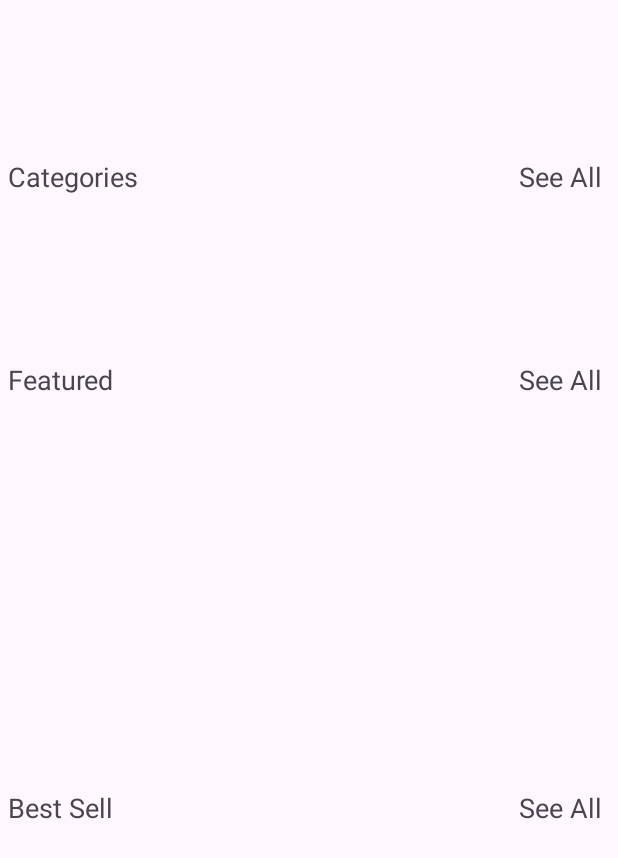
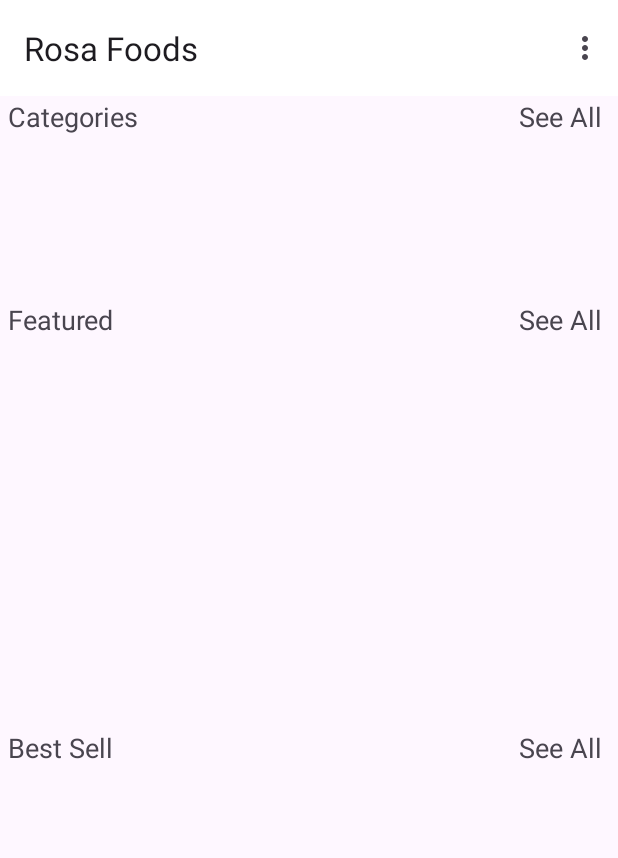
Before and after one commit to nigabeto/RosaFoodsMobile, an Android app: the screen it shows after launch once a user with an empty profile is signed in (HomeActivity), on a phone screen of 412 x 824 dp. Shown: the top 858 px of the screen. Run offline under Robolectric (Android 15) with nearby library versions, the phone set to English and light mode, and no system bars; our stand-ins replace Firebase (no records; nobody signed in at launch, a user with empty details on screens opened directly); pictures from the network do not load.

Commit message:
Implementaçao do main_menu.xml para inclusao da função Log out

```diff
--- a/app/src/main/java/com/jrmedia/rosafoods/HomeActivity.java
+++ b/app/src/main/java/com/jrmedia/rosafoods/HomeActivity.java
@@ -2,11 +2,15 @@ package com.jrmedia.rosafoods;
 
 import android.content.Intent;
 import android.os.Bundle;
+import android.view.Menu;
+import android.view.MenuItem;
 import android.view.View;
 import android.widget.Button;
 
 import androidx.activity.EdgeToEdge;
+import androidx.annotation.NonNull;
 import androidx.appcompat.app.AppCompatActivity;
+import androidx.appcompat.widget.Toolbar;
 import androidx.core.graphics.Insets;
 import androidx.core.view.ViewCompat;
 import androidx.core.view.WindowInsetsCompat;
@@ -18,14 +22,19 @@ import com.jrmedia.rosafoods.fragment.HomeFragment;
 
 public class HomeActivity extends AppCompatActivity {
     Fragment homeFragment;
+    private Toolbar mToolbar;
+    private FirebaseAuth mAuth;
 
     @Override
     protected void onCreate(Bundle savedInstanceState) {
         super.onCreate(savedInstanceState);
         /*EdgeToEdge.enable(this);*/
         setContentView(R.layout.activity_home);
-        homeFragment=new HomeFragment();
+        homeFragment = new HomeFragment();
         loadFragment(homeFragment);
+        mAuth=FirebaseAuth.getInstance();
+        mToolbar = findViewById(R.id.home_toolbar);
+        setSupportActionBar(mToolbar);
 
         /*Button btn=findViewById(R.id.logout);
         btn.setOnClickListener(new View.OnClickListener() {
@@ -44,10 +53,28 @@ public class HomeActivity extends AppCompatActivity {
             return insets;
         });*/
     }
+
     private void loadFragment(Fragment fragment) {
-        FragmentTransaction transaction=getSupportFragmentManager().beginTransaction();
-        transaction.replace(R.id.home_container,homeFragment);
+        FragmentTransaction transaction = getSupportFragmentManager().beginTransaction();
+        transaction.replace(R.id.home_container, homeFragment);
         transaction.addToBackStack(null);
         transaction.commit();
     }
+
+    @Override
+    public boolean onCreateOptionsMenu(Menu menu) {
+        getMenuInflater().inflate(R.menu.main_menu, menu);
+        return true;
+    }
+
+    @Override
+    public boolean onOptionsItemSelected(@NonNull MenuItem item) {
+        if (item.getItemId() == R.id.logout_btn) {
+            mAuth.signOut();
+            Intent intent = new Intent(HomeActivity.this, MainActivity.class);
+            startActivity(intent);
+            finish();
+        }
+        return true;
+    }
 }
--- a/app/src/main/res/layout/activity_home.xml
+++ b/app/src/main/res/layout/activity_home.xml
@@ -1,12 +1,32 @@
 <?xml version="1.0" encoding="utf-8"?>
-<FrameLayout
+<androidx.constraintlayout.widget.ConstraintLayout
     xmlns:android="http://schemas.android.com/apk/res/android"
     xmlns:tools="http://schemas.android.com/tools"
     xmlns:app="http://schemas.android.com/apk/res-auto"
-    android:id="@+id/home_container"
+
     android:layout_width="match_parent"
     android:layout_height="match_parent"
     tools:context=".HomeActivity">
+
+  <androidx.appcompat.widget.Toolbar
+      android:id="@+id/home_toolbar"
+      android:layout_width="match_parent"
+      android:layout_height="wrap_content"
+      android:background="@color/white"
+      app:layout_constraintEnd_toEndOf="parent"
+      app:layout_constraintHorizontal_bias="0.0"
+      app:layout_constraintStart_toStartOf="parent"
+      app:layout_constraintTop_toTopOf="parent" />
+
+  <FrameLayout
+      android:id="@+id/home_container"
+      android:layout_width="match_parent"
+      android:layout_height="match_parent"
+      android:layout_marginTop="60dp"
+      app:layout_constraintBottom_toBottomOf="parent"
+      app:layout_constraintEnd_toEndOf="parent"
+      app:layout_constraintStart_toStartOf="parent"
+      app:layout_constraintTop_toBottomOf="@+id/home_toolbar" />
 
   <!--<Button
       android:id="@+id/logout"
@@ -19,4 +39,4 @@
       app:layout_constraintHorizontal_bias="0.498"
       app:layout_constraintStart_toStartOf="parent"
       app:layout_constraintTop_toTopOf="parent" />-->
-</FrameLayout>
+</androidx.constraintlayout.widget.ConstraintLayout>
--- a/app/src/main/res/layout/fragment_home.xml
+++ b/app/src/main/res/layout/fragment_home.xml
@@ -3,7 +3,7 @@
     xmlns:tools="http://schemas.android.com/tools"
     android:layout_width="match_parent"
     android:layout_height="match_parent"
-    android:paddingTop="100dp"
+
     tools:context=".fragment.HomeFragment">
     <LinearLayout
         android:layout_width="match_parent"
--- /dev/null
+++ b/app/src/main/res/menu/main_menu.xml
@@ -0,0 +1,8 @@
+<?xml version="1.0" encoding="utf-8"?>
+<menu xmlns:app="http://schemas.android.com/apk/res-auto"
+    xmlns:android="http://schemas.android.com/apk/res/android">
+
+    <item
+        android:id="@+id/logout_btn"
+        android:title="Log out" />
+</menu>
```
